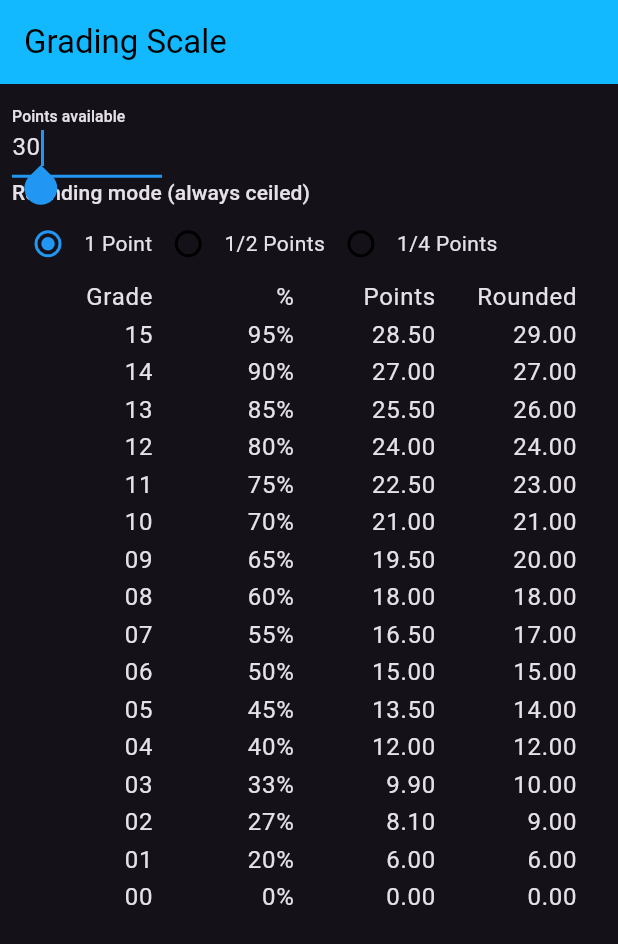
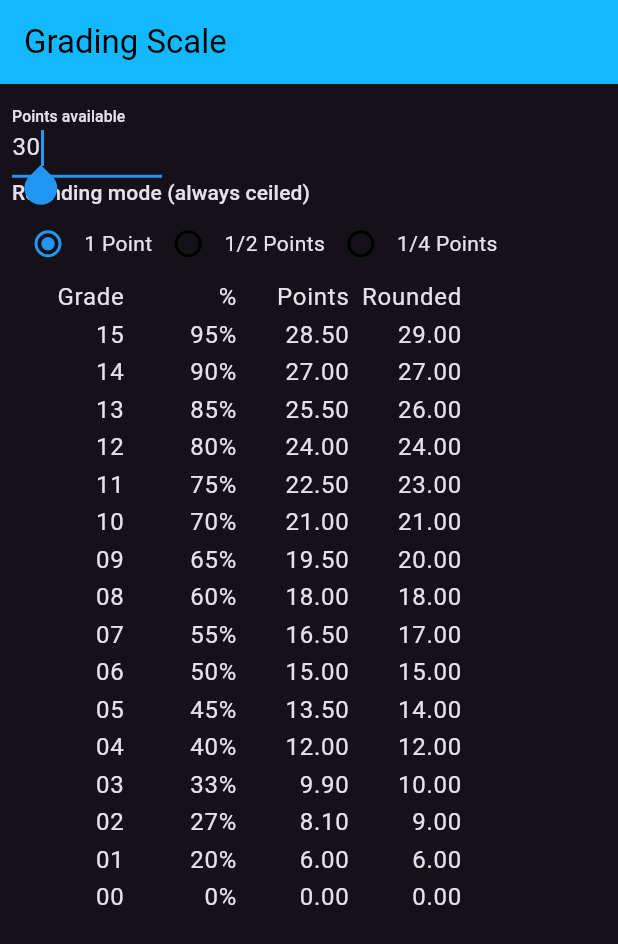
Before and after one commit to jillthebean/notenschluessel, a Flutter app: the screen it shows after launch, on a phone screen of 412 x 824 dp. Shown: the top 944 px of the screen. Run offline on Flutter 3.47's test engine with Material 2 defaults, Android fonts, the light colour scheme and no system bars; our stand-ins replace bloc, flutter_bloc; generated files the repository leaves out were written again.

Commit message:
make layout more responsive

```diff
--- a/lib/grading_scale/view/grading_scale_page.dart
+++ b/lib/grading_scale/view/grading_scale_page.dart
@@ -1,6 +1,7 @@
 import 'package:flutter/material.dart';
 import 'package:flutter_bloc/flutter_bloc.dart';
 import 'package:notenschluessel/grading_scale/cubit/grading_scale_cubit.dart';
+import 'package:notenschluessel/grading_scale/model/grading_scale_model.dart';
 import 'package:notenschluessel/grading_scale/widgets/widgets.dart';
 import 'package:notenschluessel/l10n/l10n.dart';
 
@@ -40,16 +41,18 @@ class GradingScaleView extends StatelessWidget {
   Widget _buildPortrait(BuildContext context) {
     final l10n = context.l10n;
     final grading = context.watch<GradingScaleCubit>();
-    return SingleChildScrollView(
-      child: Padding(
+    return Padding(
       padding: const EdgeInsets.all(8),
       child: Column(
         crossAxisAlignment: CrossAxisAlignment.start,
         children: [
           ..._buildInputs(grading, l10n, context, false),
-            ..._buildResults(l10n, grading),
+          Expanded(
+            child: _GradingScaleResultWidget(
+              results: grading.state.results,
+            ),
+          )
         ],
-        ),
       ),
     );
   }
@@ -70,27 +73,11 @@ class GradingScaleView extends StatelessWidget {
             children: _buildInputs(grading, l10n, context, true),
           ),
         ),
-        SingleChildScrollView(
-          child: Column(
-            mainAxisSize: MainAxisSize.min,
-            mainAxisAlignment: MainAxisAlignment.end,
-            children: _buildResults(l10n, grading),
-          ),
+        _GradingScaleResultWidget(
+          results: grading.state.results,
         )
       ],
     );
-  }
-
-  List<Widget> _buildResults(AppLocalizations l10n, GradingScaleCubit grading) {
-    return [
-      ResultLine(
-        grade: l10n.gradingScaleTitleGrade,
-        percentNeeded: l10n.gradingScaleTitlePercent,
-        pointsNeeded: l10n.gradingScaleTitlePoints,
-        pointsNeededRequired: l10n.gradingScaleTitlePointsRounded,
-      ),
-      ...grading.state.results.map(ResultLine.fromGradeResult),
-    ];
   }
 
   List<Widget> _buildInputs(
@@ -116,3 +103,29 @@ class GradingScaleView extends StatelessWidget {
     ];
   }
 }
+
+class _GradingScaleResultWidget extends StatelessWidget {
+  const _GradingScaleResultWidget({
+    required this.results,
+  });
+
+  final List<GradingScaleResult> results;
+
+  @override
+  Widget build(BuildContext context) {
+    final l10n = context.l10n;
+    return SingleChildScrollView(
+      child: Column(
+        children: [
+          ResultLine(
+            grade: l10n.gradingScaleTitleGrade,
+            percentNeeded: l10n.gradingScaleTitlePercent,
+            pointsNeeded: l10n.gradingScaleTitlePoints,
+            pointsNeededRequired: l10n.gradingScaleTitlePointsRounded,
+          ),
+          ...results.map(ResultLine.fromGradeResult),
+        ],
+      ),
+    );
+  }
+}
--- a/lib/grading_scale/widgets/result_line.dart
+++ b/lib/grading_scale/widgets/result_line.dart
@@ -27,7 +27,7 @@ class ResultLine extends StatelessWidget {
   @override
   Widget build(BuildContext context) {
     return Row(
-      mainAxisAlignment: MainAxisAlignment.spaceEvenly,
+      mainAxisAlignment: MainAxisAlignment.start,
       children: [
         _ResultBox(grade),
         _ResultBox(percentNeeded),
```
Lines whose indentation alone changed are shown as unchanged.
